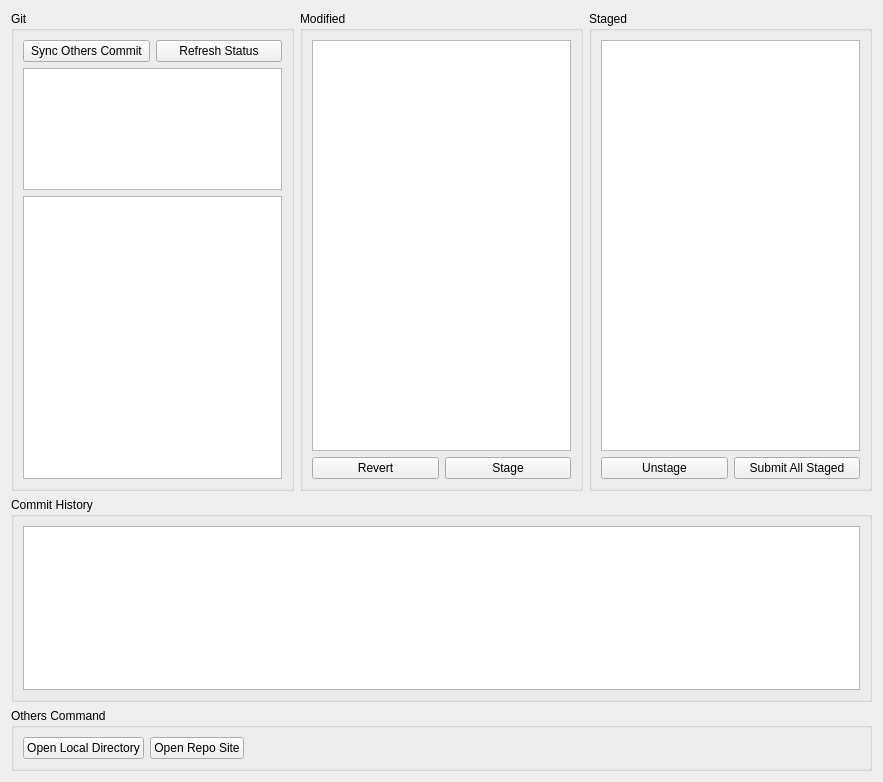
First picture: the form in plugins/core/submit/submit_section.ui, repository tonmaiart/UkoreHub, before the edit.
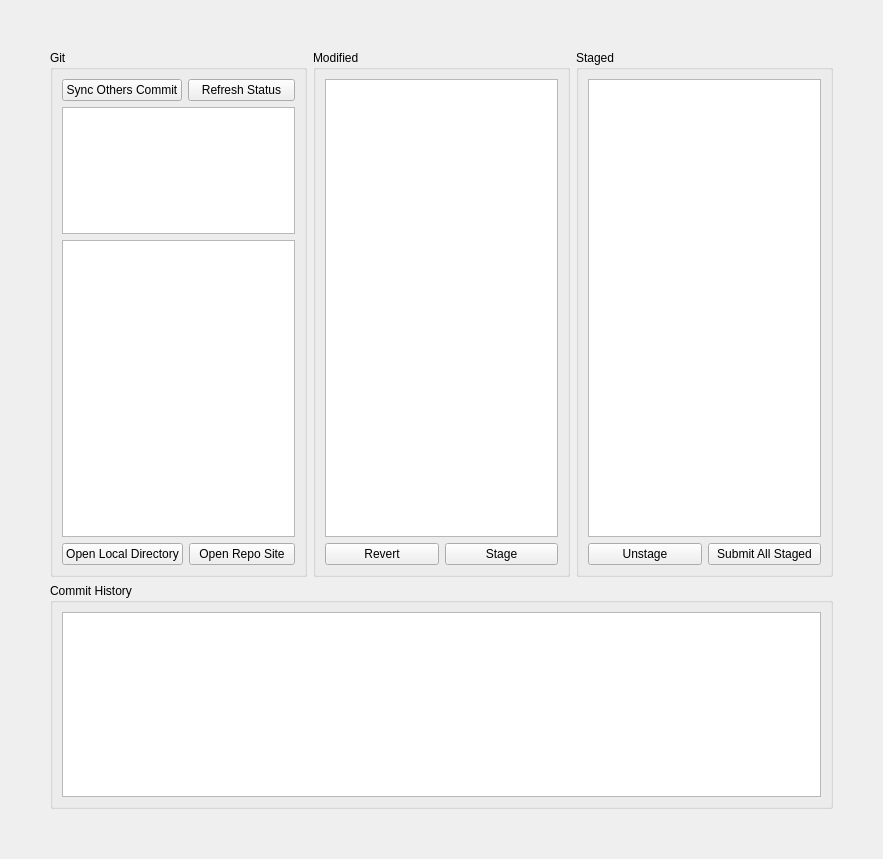
Second picture: the form after the edit.

Commit message: Sync from main @ 20f7fe2: Fast commit: 2026-08-14 14:53

The edit to the form file:
```diff
--- a/plugins/core/submit/submit_section.ui
+++ b/plugins/core/submit/submit_section.ui
@@ -7,15 +7,27 @@
     <x>0</x>
     <y>0</y>
     <width>883</width>
-    <height>782</height>
+    <height>859</height>
    </rect>
   </property>
   <property name="windowTitle">
    <string>Form</string>
   </property>
   <layout class="QGridLayout" name="gridLayout">
+   <property name="leftMargin">
+    <number>50</number>
+   </property>
+   <property name="topMargin">
+    <number>50</number>
+   </property>
+   <property name="rightMargin">
+    <number>50</number>
+   </property>
+   <property name="bottomMargin">
+    <number>50</number>
+   </property>
    <item row="0" column="0">
-    <layout class="QVBoxLayout" name="verticalLayout" stretch="7,3,0">
+    <layout class="QVBoxLayout" name="verticalLayout" stretch="7,3">
      <item>
       <layout class="QGridLayout" name="gridLayout_5">
        <item row="0" column="2">
@@ -83,7 +95,7 @@
          <property name="title">
           <string>Git</string>
          </property>
-         <layout class="QGridLayout" name="gridLayout_3" rowstretch="0,3,7">
+         <layout class="QGridLayout" name="gridLayout_3" rowstretch="0,3,7,0">
           <item row="2" column="0">
            <widget class="QPlainTextEdit" name="plainTextEdit_git_log">
             <property name="readOnly">
@@ -122,6 +134,24 @@
             </item>
            </layout>
           </item>
+          <item row="3" column="0">
+           <layout class="QHBoxLayout" name="horizontalLayout_5">
+            <item>
+             <widget class="QPushButton" name="pushButton_local_dir">
+              <property name="text">
+               <string>Open Local Directory</string>
+              </property>
+             </widget>
+            </item>
+            <item>
+             <widget class="QPushButton" name="pushButton_repo_website">
+              <property name="text">
+               <string>Open Repo Site</string>
+              </property>
+             </widget>
+            </item>
+           </layout>
+          </item>
          </layout>
         </widget>
        </item>
@@ -146,42 +176,6 @@
        </layout>
       </widget>
      </item>
-     <item>
-      <widget class="QGroupBox" name="groupBox_2">
-       <property name="title">
-        <string>Others Command</string>
-       </property>
-       <layout class="QGridLayout" name="gridLayout_8">
-        <item row="0" column="0">
-         <widget class="QPushButton" name="pushButton_local_dir">
-          <property name="text">
-           <string>Open Local Directory</string>
-          </property>
-         </widget>
-        </item>
-        <item row="0" column="1">
-         <widget class="QPushButton" name="pushButton_repo_website">
-          <property name="text">
-           <string>Open Repo Site</string>
-          </property>
-         </widget>
-        </item>
-        <item row="0" column="2">
-         <spacer name="horizontalSpacer">
-          <property name="orientation">
-           <enum>Qt::Horizontal</enum>
-          </property>
-          <property name="sizeHint" stdset="0">
-           <size>
-            <width>40</width>
-            <height>20</height>
-           </size>
-          </property>
-         </spacer>
-        </item>
-       </layout>
-      </widget>
-     </item>
     </layout>
    </item>
   </layout>
```
The commit also changes 1 other file.
